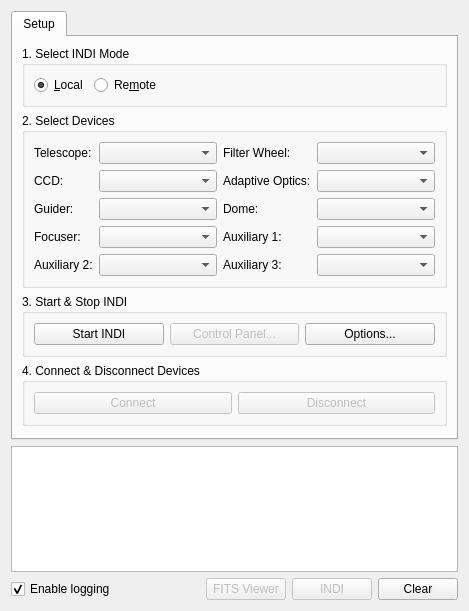
Before: the Qt Designer form kstars/ekos/ekosmanager.ui in KDE/kstars, drawn with Qt 5.
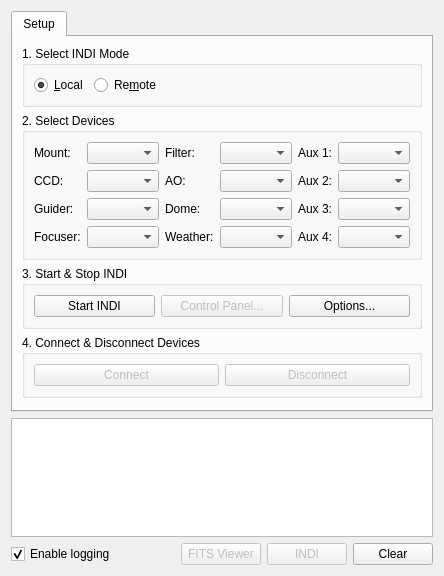
After: the same form once the commit is applied.

Commit message: + Adding weather support in Ekos scheduler. + Add Weather and Auxiliary 4 to Ekos. + Various fixes and improvement to Ekos & KStars

The edit to the form file:
```diff
--- a/kstars/ekos/ekosmanager.ui
+++ b/kstars/ekos/ekosmanager.ui
@@ -6,8 +6,8 @@
    <rect>
     <x>0</x>
     <y>0</y>
-    <width>469</width>
-    <height>611</height>
+    <width>411</width>
+    <height>576</height>
    </rect>
   </property>
   <property name="windowTitle">
@@ -84,7 +84,7 @@
           <item row="0" column="0">
            <widget class="QLabel" name="label_6">
             <property name="text">
-             <string>Telescope:</string>
+             <string>Mount:</string>
             </property>
            </widget>
           </item>
@@ -101,7 +101,7 @@
           <item row="0" column="2">
            <widget class="QLabel" name="label_9">
             <property name="text">
-             <string>Filter Wheel:</string>
+             <string>Filter:</string>
             </property>
            </widget>
           </item>
@@ -115,6 +115,26 @@
             </property>
            </widget>
           </item>
+          <item row="0" column="4">
+           <widget class="QLabel" name="label_16">
+            <property name="toolTip">
+             <string>Auxliary #1</string>
+            </property>
+            <property name="text">
+             <string>Aux 1:</string>
+            </property>
+           </widget>
+          </item>
+          <item row="0" column="5">
+           <widget class="QComboBox" name="aux1Combo">
+            <property name="sizePolicy">
+             <sizepolicy hsizetype="Expanding" vsizetype="Fixed">
+              <horstretch>0</horstretch>
+              <verstretch>0</verstretch>
+             </sizepolicy>
+            </property>
+           </widget>
+          </item>
           <item row="1" column="0">
            <widget class="QLabel" name="label_7">
             <property name="text">
@@ -135,7 +155,7 @@
           <item row="1" column="2">
            <widget class="QLabel" name="label_12">
             <property name="text">
-             <string>Adaptive Optics:</string>
+             <string>AO:</string>
             </property>
            </widget>
           </item>
@@ -149,6 +169,26 @@
             </property>
            </widget>
           </item>
+          <item row="1" column="4">
+           <widget class="QLabel" name="label_14">
+            <property name="toolTip">
+             <string>Auxliary #2</string>
+            </property>
+            <property name="text">
+             <string>Aux 2:</string>
+            </property>
+           </widget>
+          </item>
+          <item row="1" column="5">
+           <widget class="QComboBox" name="aux2Combo">
+            <property name="sizePolicy">
+             <sizepolicy hsizetype="Expanding" vsizetype="Fixed">
+              <horstretch>0</horstretch>
+              <verstretch>0</verstretch>
+             </sizepolicy>
+            </property>
+           </widget>
+          </item>
           <item row="2" column="0">
            <widget class="QLabel" name="label_8">
             <property name="text">
@@ -183,6 +223,26 @@
             </property>
            </widget>
           </item>
+          <item row="2" column="4">
+           <widget class="QLabel" name="label_15">
+            <property name="toolTip">
+             <string>Auxliary #3</string>
+            </property>
+            <property name="text">
+             <string>Aux 3:</string>
+            </property>
+           </widget>
+          </item>
+          <item row="2" column="5">
+           <widget class="QComboBox" name="aux3Combo">
+            <property name="sizePolicy">
+             <sizepolicy hsizetype="Expanding" vsizetype="Fixed">
+              <horstretch>0</horstretch>
+              <verstretch>0</verstretch>
+             </sizepolicy>
+            </property>
+           </widget>
+          </item>
           <item row="3" column="0">
            <widget class="QLabel" name="label_10">
             <property name="text">
@@ -203,12 +263,12 @@
           <item row="3" column="2">
            <widget class="QLabel" name="label_11">
             <property name="text">
-             <string>Auxiliary 1:</string>
+             <string>Weather:</string>
             </property>
            </widget>
           </item>
           <item row="3" column="3">
-           <widget class="QComboBox" name="aux1Combo">
+           <widget class="QComboBox" name="weatherCombo">
             <property name="sizePolicy">
              <sizepolicy hsizetype="Expanding" vsizetype="Fixed">
               <horstretch>0</horstretch>
@@ -217,32 +277,18 @@
             </property>
            </widget>
           </item>
-          <item row="4" column="0">
-           <widget class="QLabel" name="label_14">
-            <property name="text">
-             <string>Auxiliary 2:</string>
+          <item row="3" column="4">
+           <widget class="QLabel" name="label_17">
+            <property name="toolTip">
+             <string>Auxliary #4</string>
             </property>
-           </widget>
-          </item>
-          <item row="4" column="1">
-           <widget class="QComboBox" name="aux2Combo">
-            <property name="sizePolicy">
-             <sizepolicy hsizetype="Expanding" vsizetype="Fixed">
-              <horstretch>0</horstretch>
-              <verstretch>0</verstretch>
-             </sizepolicy>
-            </property>
-           </widget>
-          </item>
-          <item row="4" column="2">
-           <widget class="QLabel" name="label_15">
             <property name="text">
-             <string>Auxiliary 3:</string>
+             <string>Aux 4:</string>
             </property>
            </widget>
           </item>
-          <item row="4" column="3">
-           <widget class="QComboBox" name="aux3Combo">
+          <item row="3" column="5">
+           <widget class="QComboBox" name="aux4Combo">
             <property name="sizePolicy">
              <sizepolicy hsizetype="Expanding" vsizetype="Fixed">
               <horstretch>0</horstretch>
```
Left out of the diff: 11 changed lines with no effect on the pictures. The commit also changes 22 other files.
